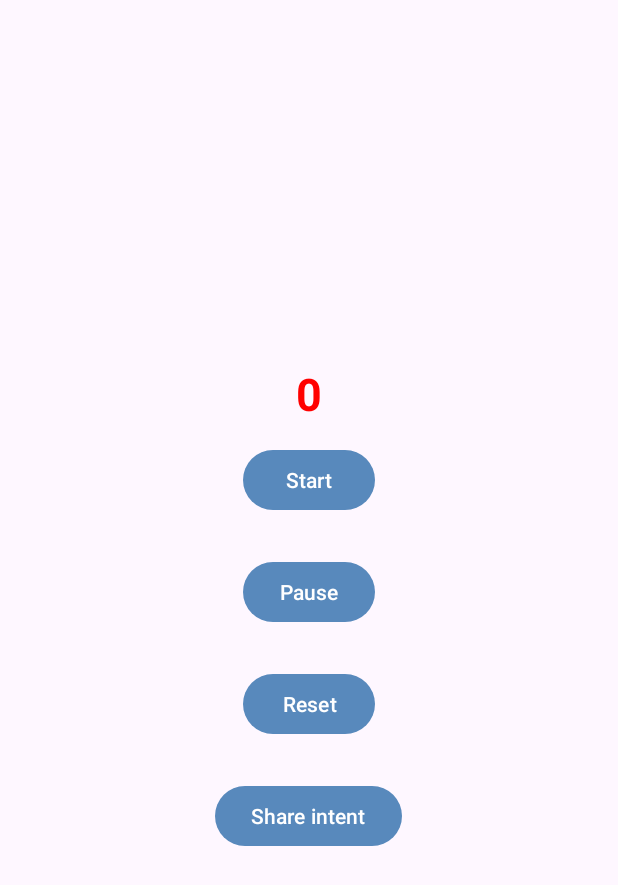
After one commit to WadhahEssam/HeadFirstProject, an Android app: the StopWatchActivity screen opened directly, with no data from a screen before it, on a phone screen of 412 x 824 dp. The commit adds this screen. Shown: the top 885 px of the screen. Run offline under Robolectric (Android 15) with nearby library versions, the phone set to English and light mode, and no system bars.

Commit message:
stopwatch rewrite to be a fragment
still missing some behaviour

```diff
--- a/app/src/main/AndroidManifest.xml
+++ b/app/src/main/AndroidManifest.xml
@@ -25,6 +25,7 @@
         <activity android:name=".StarBuzz.StarBuzzMainActivity" />
         <activity android:name=".Workout.WorkoutMainActivity" />
         <activity android:name=".Workout.WorkoutDetailActivity" />
+        <activity android:name=".StopWatchFragment.StopWatchActivity" />
         <activity
             android:name=".MainActivity"
             android:exported="true">
--- a/app/src/main/java/com/example/myapplication/MainActivity.java
+++ b/app/src/main/java/com/example/myapplication/MainActivity.java
@@ -23,6 +23,7 @@ import androidx.appcompat.app.AppCompatActivity;
 import androidx.appcompat.widget.AppCompatSpinner;
 
 import com.example.myapplication.StarBuzz.StarBuzzMainActivity;
+import com.example.myapplication.StopWatchFragment.StopWatchActivity;
 import com.example.myapplication.Workout.WorkoutMainActivity;
 import com.google.android.material.button.MaterialButton;
 import com.google.android.material.resources.TextAppearance;
@@ -175,6 +176,11 @@ public class MainActivity extends AppCompatActivity {
         });
         wrapperLayout.addView(workoutButton);
 
+        View stopWatchFragmentButton = Generator.generateButtonWithWrapper(this, "Stop Watch Fragment", view -> {
+            startActivity(new Intent(this, StopWatchActivity.class));
+        });
+        wrapperLayout.addView(stopWatchFragmentButton);
+
         setContentView(mainScrollview);
     }
 
--- /dev/null
+++ b/app/src/main/java/com/example/myapplication/StopWatchFragment/StopWatchActivity.java
@@ -0,0 +1,35 @@
+package com.example.myapplication.StopWatchFragment;
+
+import android.os.Build;
+import android.os.Bundle;
+import android.view.Gravity;
+import android.view.View;
+import android.widget.LinearLayout;
+
+import androidx.annotation.Nullable;
+import androidx.appcompat.app.AppCompatActivity;
+import androidx.fragment.app.FragmentManager;
+import androidx.fragment.app.FragmentTransaction;
+
+public class StopWatchActivity extends AppCompatActivity {
+    @Override
+    protected void onCreate(@Nullable Bundle savedInstanceState) {
+        super.onCreate(savedInstanceState);
+
+
+        LinearLayout wrapperLayout = new LinearLayout(this);
+        wrapperLayout.setOrientation(LinearLayout.VERTICAL);
+        wrapperLayout.setGravity(Gravity.CENTER);
+        if (Build.VERSION.SDK_INT >= Build.VERSION_CODES.JELLY_BEAN_MR1) {
+            wrapperLayout.setId(View.generateViewId());
+        }
+
+        FragmentManager fragmentManager = getSupportFragmentManager();
+        FragmentTransaction fragmentTransaction = fragmentManager.beginTransaction();
+        StopWatchFragment stopWatchFragment = new StopWatchFragment();
+        fragmentTransaction.add(wrapperLayout.getId(), stopWatchFragment);
+        fragmentTransaction.commit();
+
+        setContentView(wrapperLayout);
+    }
+}
--- /dev/null
+++ b/app/src/main/java/com/example/myapplication/StopWatchFragment/StopWatchFragment.java
@@ -0,0 +1,127 @@
+package com.example.myapplication.StopWatchFragment;
+
+import android.content.Context;
+import android.content.Intent;
+import android.graphics.Color;
+import android.graphics.Typeface;
+import android.os.Bundle;
+import android.os.Handler;
+import android.view.Gravity;
+import android.view.LayoutInflater;
+import android.view.View;
+import android.view.ViewGroup;
+import android.widget.LinearLayout;
+import android.widget.TextView;
+
+import androidx.annotation.NonNull;
+import androidx.annotation.Nullable;
+import androidx.fragment.app.Fragment;
+
+import com.example.myapplication.Generator;
+
+public class StopWatchFragment extends Fragment {
+    private Integer seconds = 0;
+    private TextView secondsTextView;
+    private Boolean running = false;
+    private Boolean isWasRunningWhenActivityPaused = false;
+
+
+    @Nullable
+    @Override
+    public View onCreateView(@NonNull LayoutInflater inflater, @Nullable ViewGroup container, @Nullable Bundle savedInstanceState) {
+        Context context = getContext();
+
+        System.out.println("Value of saved instance is null");
+        System.out.println(savedInstanceState == null);
+        if (savedInstanceState != null) {
+            this.running = savedInstanceState.getBoolean("running");
+            this.seconds = savedInstanceState.getInt("seconds");
+            this.isWasRunningWhenActivityPaused = savedInstanceState.getBoolean("isWasRunningWhenActivityPaused");
+        }
+
+        LinearLayout wrapperLayout = new LinearLayout(context);
+        wrapperLayout.setOrientation(LinearLayout.VERTICAL);
+        wrapperLayout.setGravity(Gravity.CENTER);
+
+        TextView secondsTextView = new TextView(context);
+        this.secondsTextView = secondsTextView;
+        secondsTextView.setText(seconds + "");
+        secondsTextView.setGravity(Gravity.CENTER);
+        secondsTextView.setTextSize(30f);
+        secondsTextView.setTypeface(null, Typeface.BOLD);
+        secondsTextView.setLayoutParams(
+                new LinearLayout.LayoutParams(ViewGroup.LayoutParams.WRAP_CONTENT, ViewGroup.LayoutParams.WRAP_CONTENT)
+        );
+        wrapperLayout.addView(secondsTextView);
+
+        View startButton = Generator.generateButtonWithWrapper(context, "Start", view -> {
+            running = true;
+        });
+        wrapperLayout.addView(startButton);
+
+        View pauseButton = Generator.generateButtonWithWrapper(context, "Pause", view -> {
+            running = false;
+        });
+        wrapperLayout.addView(pauseButton);
+
+        View resetButton = Generator.generateButtonWithWrapper(context, "Reset", view -> {
+            running = false;
+            seconds = 0;
+        });
+        wrapperLayout.addView(resetButton);
+
+        View implicitIntent = Generator.generateButtonWithWrapper(context, "Share intent", view -> {
+            Intent intent = new Intent(Intent.ACTION_SEND);
+            intent.setType("mime/text");
+            startActivity(intent);
+        });
+        wrapperLayout.addView(implicitIntent);
+
+        runTimer();
+
+        return wrapperLayout;
+    }
+
+
+    @Override
+    public void onSaveInstanceState(@NonNull Bundle outState) {
+        super.onSaveInstanceState(outState);
+        outState.putInt("seconds", this.seconds);
+        outState.putBoolean("running", this.running);
+        outState.putBoolean("isWasRunningWhenActivityPaused", this.isWasRunningWhenActivityPaused);
+    }
+
+    @Override
+    public void onStart() {
+        super.onStart();
+        // will always run before the activity being visible,
+        // so it will run with the app launches and if app is opened after its been invisible
+        running = isWasRunningWhenActivityPaused;
+    }
+
+    @Override
+    public void onStop() {
+        super.onStop();
+        // will run when app becomes invisible (another screen above it)
+        // or gets called before the app is destroyed (it gets called after onSaveInstance)
+        isWasRunningWhenActivityPaused = running;
+        running = false;
+    }
+
+    void runTimer() {
+        Handler handler = new Handler();
+        handler.post(new Runnable() {
+            @Override
+            public void run() {
+                if (running) {
+                    seconds += 1;
+                    secondsTextView.setTextColor(Color.BLACK);
+                } else {
+                    secondsTextView.setTextColor(Color.RED);
+                }
+                secondsTextView.setText(seconds + "");
+                handler.postDelayed(this, 1000);
+            }
+        });
+    }
+}
```
